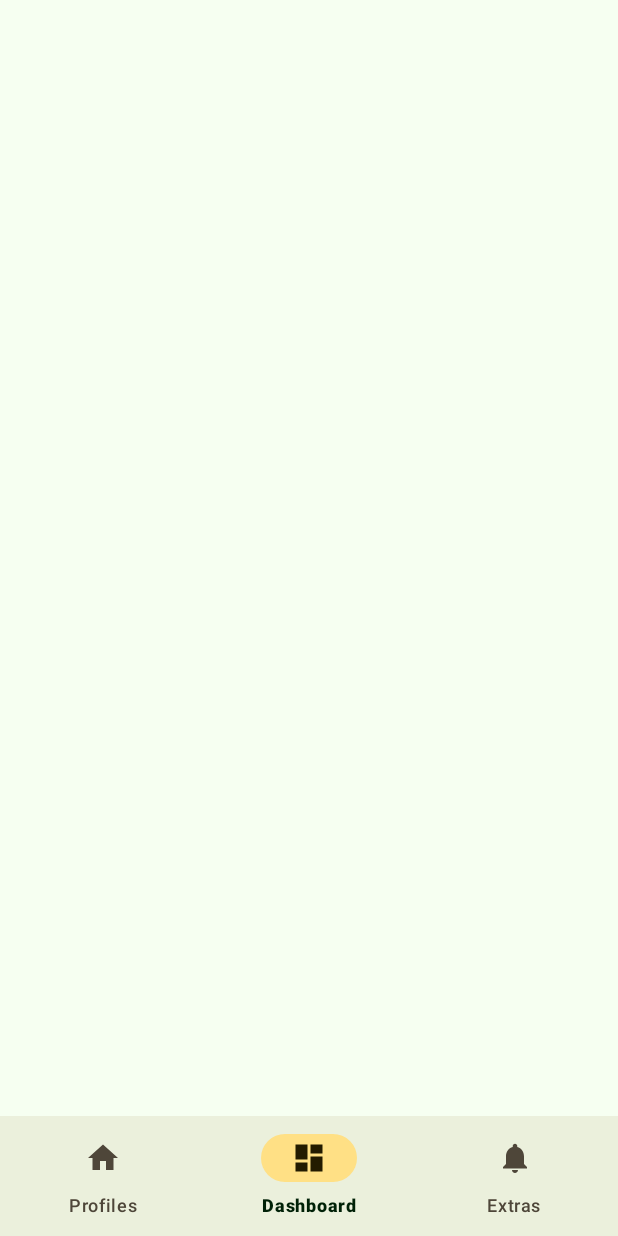
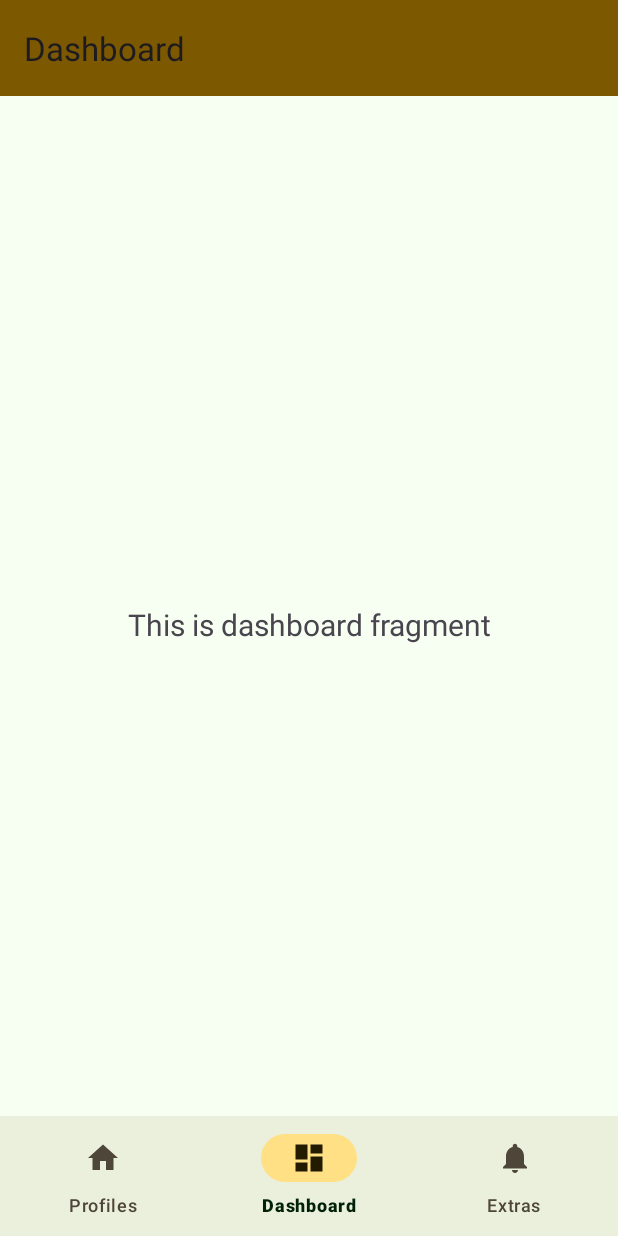
Before and after one commit to CRANKV2/STRP-Profile-App, an Android app: the screen it shows after launch (MainActivity), item 2 of the bottom bar chosen, on a phone screen of 412 x 824 dp. Run offline under Robolectric (Android 15) with nearby library versions, the phone set to English and light mode, and no system bars; our stand-ins replace navigation-ui.

Commit message:
Add Toolbar to MainActivity layout
- Added androidx.appcompat.widget.Toolbar to the activity layout for improved UI.
- Fixed issues related to ActionBar in MainActivity.java, resolving crashes.
- Updated ripple effect for MaterialCardView to enhance the visual experience.
- Updated MaterialCardView attributes for better styling and consistency."

```diff
--- a/app/build.gradle.kts
+++ b/app/build.gradle.kts
@@ -46,4 +46,6 @@ dependencies {
     testImplementation("junit:junit:4.13.2")
     androidTestImplementation("androidx.test.ext:junit:1.1.5")
     androidTestImplementation("androidx.test.espresso:espresso-core:3.5.1")
+    implementation("androidx.navigation:navigation-fragment:2.7.7")
+    implementation("androidx.navigation:navigation-ui:2.7.7")
 }
--- a/app/src/main/java/com/strp/strp_test/MainActivity.java
+++ b/app/src/main/java/com/strp/strp_test/MainActivity.java
@@ -9,7 +9,7 @@ import androidx.appcompat.app.AppCompatActivity;
 import androidx.cardview.widget.CardView;
 import androidx.core.content.ContextCompat;
 import androidx.navigation.NavController;
-import androidx.navigation.Navigation;
+import androidx.navigation.fragment.NavHostFragment;
 import androidx.navigation.ui.AppBarConfiguration;
 import androidx.navigation.ui.NavigationUI;
 
@@ -21,7 +21,6 @@ public class MainActivity extends AppCompatActivity {
 
     private ActivityMainBinding binding;
     private CardView lastSelectedCard;
-    private androidx.navigation.NavController NavController;
 
     @Override
     protected void onCreate(Bundle savedInstanceState) {
@@ -78,14 +77,23 @@ public class MainActivity extends AppCompatActivity {
             }
         });
 
+        // Set up ActionBar
+        setSupportActionBar(binding.toolbar);  // Assuming you have a Toolbar with id 'toolbar' in your layout
+
         BottomNavigationView navView = findViewById(R.id.bottomNavigationView);
+
+        // Replace your_start_destination_id, other_top_level_destination_id1, other_top_level_destination_id2 with actual IDs
         AppBarConfiguration appBarConfiguration = new AppBarConfiguration.Builder(
                 R.id.navigation_home, R.id.navigation_dashboard, R.id.navigation_notifications)
                 .build();
-        NavController navController = Navigation.findNavController(this, R.id.nav_host_fragment_activity_main);
+
+        NavHostFragment navHostFragment = (NavHostFragment) getSupportFragmentManager().findFragmentById(R.id.nav_host_fragment_activity_main);
+        NavController navController = navHostFragment.getNavController();
+
         NavigationUI.setupActionBarWithNavController(this, navController, appBarConfiguration);
-        NavigationUI.setupWithNavController(binding.cardsLayout, NavController);
+        NavigationUI.setupWithNavController(navView, navController);
     }
+
 
     private void activateProfile(MaterialCardView selectedCard) {
         if (lastSelectedCard != null) {
--- a/app/src/main/res/layout/activity_main.xml
+++ b/app/src/main/res/layout/activity_main.xml
@@ -1,6 +1,28 @@
-<RelativeLayout xmlns:android="http://schemas.android.com/apk/res/android" xmlns:app="http://schemas.android.com/apk/res-auto" android:layout_width="match_parent" android:layout_height="match_parent">
+<RelativeLayout
+    xmlns:android="http://schemas.android.com/apk/res/android"
+    xmlns:app="http://schemas.android.com/apk/res-auto"
+    android:layout_width="match_parent"
+    android:layout_height="match_parent">
 
-    <androidx.constraintlayout.widget.ConstraintLayout android:layout_width="match_parent" android:layout_height="match_parent">
+    <!-- Add Toolbar here -->
+    <androidx.appcompat.widget.Toolbar
+        android:id="@+id/toolbar"
+        android:layout_width="match_parent"
+        android:layout_height="?attr/actionBarSize"
+        android:background="?attr/colorPrimary"
+        app:title="Your App Name" />
+
+    <androidx.fragment.app.FragmentContainerView
+        android:id="@+id/nav_host_fragment_activity_main"
+        android:name="androidx.navigation.fragment.NavHostFragment"
+        android:layout_width="match_parent"
+        android:layout_height="match_parent"
+        app:navGraph="@navigation/mobile_navigation"
+        app:defaultNavHost="true" />
+
+    <androidx.constraintlayout.widget.ConstraintLayout
+        android:layout_width="match_parent"
+        android:layout_height="match_parent">
 
         <com.google.android.material.bottomnavigation.BottomNavigationView
             android:id="@+id/bottomNavigationView"
@@ -36,7 +58,6 @@
                     android:background="?android:attr/selectableItemBackground"
                     android:clickable="true"
                     android:focusable="true"
-                    android:onClick="onClickLogoCard"
                     android:orientation="horizontal"
                     android:padding="16dp">
                     <!-- Logo content goes here -->
@@ -64,7 +85,8 @@
                         android:padding="15dp"
                         app:cardCornerRadius="15dp"
                         app:cardElevation="12dp"
-                        app:cardUseCompatPadding="true">
+                        app:cardUseCompatPadding="true"
+                        android:focusable="true">
 
                         <!-- Card content goes here -->
                         <RelativeLayout
@@ -95,7 +117,6 @@
                         </RelativeLayout>
                     </com.google.android.material.card.MaterialCardView>
 
-
                     <!-- Card 2: Ultra Battery Mode -->
                     <com.google.android.material.card.MaterialCardView
                         android:id="@+id/cardUltraBatteryMode"
@@ -108,9 +129,10 @@
                         android:padding="24dp"
                         app:cardCornerRadius="15dp"
                         app:cardElevation="12dp"
-                        app:cardUseCompatPadding="true">
+                        app:cardUseCompatPadding="true"
+                        android:focusable="true">
 
-                        ...
+
                     </com.google.android.material.card.MaterialCardView>
 
                     <!-- Card 3: Balanced Mode -->
@@ -128,7 +150,7 @@
                         app:cardElevation="12dp"
                         app:cardUseCompatPadding="true">
 
-                        ...
+
                     </com.google.android.material.card.MaterialCardView>
 
                     <!-- Card 4: Gaming Mode -->
@@ -146,7 +168,7 @@
                         app:cardElevation="12dp"
                         app:cardUseCompatPadding="true">
 
-                        ...
+
                     </com.google.android.material.card.MaterialCardView>
 
                     <!-- Card 5: Autonomous Mode -->
@@ -164,7 +186,7 @@
                         app:cardElevation="12dp"
                         app:cardUseCompatPadding="true">
 
-                        ...
+
                     </com.google.android.material.card.MaterialCardView>
 
                 </LinearLayout>
```
